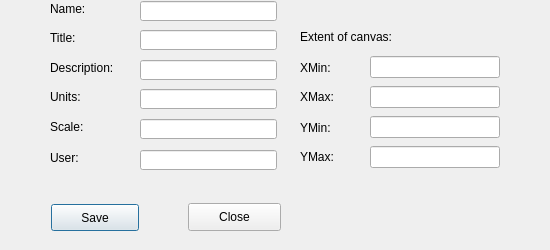
Qt form dlg_editMap.ui (LESPROJEKT/qgis-layman-plugin) before a commit.
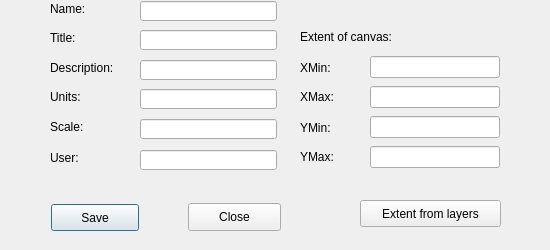
The same form after that commit.

Commit message: permissions bugs fixed, manage maps form bug fixed

```diff
--- a/dlg_editMap.ui
+++ b/dlg_editMap.ui
@@ -315,6 +315,19 @@
     <string>YMin:</string>
    </property>
   </widget>
+  <widget class="QPushButton" name="pushButton_range">
+   <property name="geometry">
+    <rect>
+     <x>360</x>
+     <y>200</y>
+     <width>141</width>
+     <height>27</height>
+    </rect>
+   </property>
+   <property name="text">
+    <string>Extent from layers</string>
+   </property>
+  </widget>
  </widget>
  <tabstops>
   <tabstop>pushButton_save</tabstop>
```
The commit also changes 1 other file.
